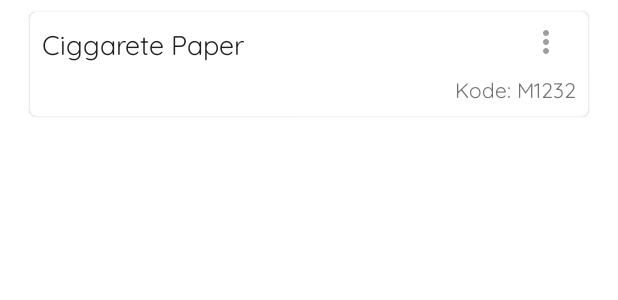
After one commit to rafliandreansyah/InventarisBarang, an Android app: the layout rv_item_product.xml on its own in the app's theme, with its tools: preview values and no code run, on a phone screen of 412 x 824 dp. The commit adds this screen. Shown: the top 300 px of the screen. Run offline under Robolectric (Android 15) with nearby library versions, the phone set to English and light mode, and no system bars.

Commit message:
Membuat layout untuk Product

```diff
--- a/app/src/main/res/layout/fragment_dashboard.xml
+++ b/app/src/main/res/layout/fragment_dashboard.xml
@@ -21,7 +21,7 @@
             <TextView
                 android:layout_width="wrap_content"
                 android:layout_height="wrap_content"
-                android:textSize="18sp"
+                android:textSize="22sp"
                 android:text="@string/dashboard"
                 style="@style/TextRegularPrimary"
                 android:layout_marginStart="@dimen/dip_30"/>
@@ -43,7 +43,7 @@
                     android:layout_height="125dp"
                     android:elevation="1dp"
                     android:layout_marginTop="@dimen/dip_20"
-                    android:background="@color/colorWhite">
+                    android:backgroundTint="@color/colorWhite">
 
                     <LinearLayout
                         android:layout_width="match_parent"
--- /dev/null
+++ b/app/src/main/res/layout/rv_item_product.xml
@@ -0,0 +1,54 @@
+<?xml version="1.0" encoding="utf-8"?>
+<com.google.android.material.card.MaterialCardView xmlns:android="http://schemas.android.com/apk/res/android"
+    android:layout_width="match_parent"
+    android:layout_height="wrap_content"
+    xmlns:app="http://schemas.android.com/apk/res-auto"
+    android:layout_marginHorizontal="@dimen/dip_20"
+    app:cardCornerRadius="@dimen/dip_4"
+    android:elevation="@dimen/dip_4"
+    android:layout_marginVertical="@dimen/dip_8"
+    xmlns:tools="http://schemas.android.com/tools">
+
+    <LinearLayout
+        android:layout_width="match_parent"
+        android:layout_height="match_parent"
+        android:orientation="vertical"
+        android:padding="@dimen/dip_8">
+
+        <LinearLayout
+            android:layout_width="match_parent"
+            android:layout_height="wrap_content"
+            android:orientation="horizontal"
+            tools:ignore="UseCompoundDrawables,UselessParent">
+
+            <TextView
+                android:layout_width="0dp"
+                android:layout_height="wrap_content"
+                tools:text="Ciggarete Paper"
+                style="@style/TextRegularPrimary"
+                android:layout_weight="2"
+                android:layout_gravity="start"
+                android:textSize="18sp"/>
+
+            <ImageView
+                android:layout_width="wrap_content"
+                android:layout_height="wrap_content"
+                android:layout_gravity="start"
+                android:layout_marginEnd="@dimen/dip_8"
+                android:src="@drawable/ic_option"
+                android:contentDescription="@string/icon_option" />
+
+
+        </LinearLayout>
+
+        <TextView
+            android:layout_width="wrap_content"
+            android:layout_height="wrap_content"
+            tools:text="Kode: M1232"
+            style="@style/TextRegularSecondary"
+            android:layout_gravity="end"
+            android:layout_marginTop="@dimen/dip_8"/>
+
+    </LinearLayout>
+
+</com.google.android.material.card.MaterialCardView>
--- a/app/src/main/res/values/strings.xml
+++ b/app/src/main/res/values/strings.xml
@@ -38,4 +38,8 @@
     <string name="laporan">Laporan</string>
     <string name="icon_akun">icon akun</string>
     <string name="akun">Akun</string>
+    <string name="icon_back">icon back</string>
+    <string name="produk">Produk</string>
+    <string name="tambah">Tambah</string>
+    <string name="icon_option">icon option</string>
 </resources>
```
Also changed, not shown: app/src/main/res/layout/fragment_product.xml (+64 -4 lines).
